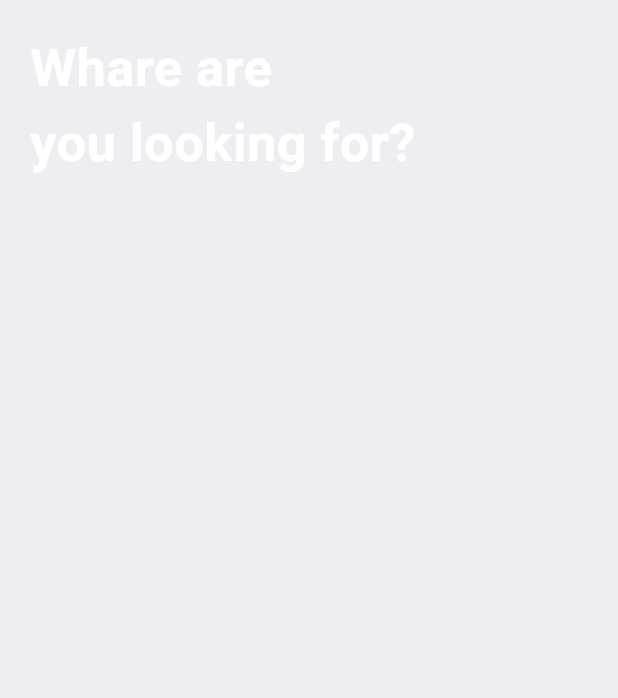
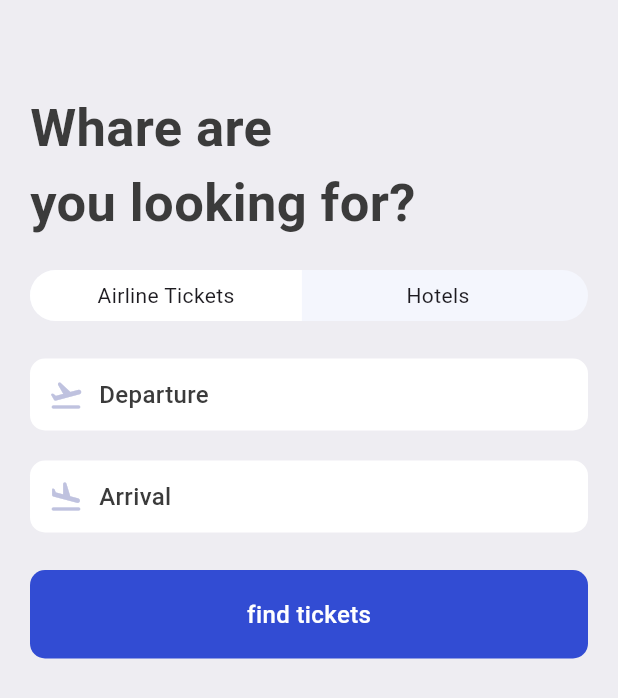
Before and after one commit to azrinurvani/Flutter-Ticket, a Flutter app: the SearchScreen screen opened directly, on a phone screen of 412 x 824 dp. Shown: the top 698 px of the screen. Run offline on Flutter 3.47's test engine with Material 3 defaults, Android fonts, the phone set to English and light mode, and no system bars; our stand-ins replace fluentui_icons.

Commit message:
UI Search Widget (AppTextIcon and FindTickets)

```diff
--- a/lib/base/res/styles/app_styles.dart
+++ b/lib/base/res/styles/app_styles.dart
@@ -9,6 +9,8 @@ class AppStyles {
   static Color ticketBlue = const Color(0xFF526799);
   static Color ticketOrange = const Color(0xFFF37B67);
   static Color kakiColor = const Color(0xFFd2bdb6);
+  static Color planeColor = const Color(0xFFBFC2DF);
+  static Color findTicketColor = const Color(0xD91130CE);
 
   static TextStyle textStyle = TextStyle(
     fontSize: 16,
--- a/lib/screens/search/search_screen.dart
+++ b/lib/screens/search/search_screen.dart
@@ -1,5 +1,8 @@
 import 'package:flutter/material.dart';
 import 'package:ticket_app/base/res/styles/app_styles.dart';
+import 'package:ticket_app/screens/search/widgets/app_text_icon.dart';
+import 'package:ticket_app/screens/search/widgets/app_ticket_tabs.dart';
+import 'package:ticket_app/screens/search/widgets/find_tickets.dart';
 
 class SearchScreen extends StatelessWidget {
   const SearchScreen({super.key});
@@ -14,13 +17,27 @@ class SearchScreen extends StatelessWidget {
           vertical: 20,
         ),
         children: [
+          SizedBox(height: 40),
           Text(
             "Whare are\nyou looking for?",
             style: AppStyles.headLineStyle1.copyWith(
-              color: Colors.white,
               fontSize: 35,
             ),
           ),
+          const SizedBox(height: 20),
+          const AppTicketTabs(),
+          const SizedBox(height: 25),
+          const AppTextIcon(
+            iconData: Icons.flight_takeoff_rounded,
+            text: "Departure",
+          ),
+          const SizedBox(height: 20),
+          const AppTextIcon(
+            iconData: Icons.flight_land_rounded,
+            text: "Arrival",
+          ),
+          const SizedBox(height: 25),
+          const FindTickets(),
         ],
       ),
     );
--- /dev/null
+++ b/lib/screens/search/widgets/app_text_icon.dart
@@ -0,0 +1,33 @@
+import 'package:flutter/material.dart';
+import 'package:ticket_app/base/res/styles/app_styles.dart';
+
+class AppTextIcon extends StatelessWidget {
+  final IconData iconData;
+  final String text;
+
+  const AppTextIcon({super.key, required this.iconData, required this.text});
+
+  @override
+  Widget build(BuildContext context) {
+    return Container(
+      padding: EdgeInsets.symmetric(
+        vertical: 12,
+        horizontal: 12,
+      ),
+      decoration: BoxDecoration(
+        borderRadius: BorderRadius.circular(10),
+        color: Colors.white,
+      ),
+      child: Row(
+        children: [
+          Icon(
+            iconData,
+            color: AppStyles.planeColor,
+          ),
+          const SizedBox(width: 10),
+          Text(text, style: AppStyles.textStyle)
+        ],
+      ),
+    );
+  }
+}
--- /dev/null
+++ b/lib/screens/search/widgets/app_ticket_tabs.dart
@@ -0,0 +1,64 @@
+import 'package:flutter/material.dart';
+
+class AppTicketTabs extends StatelessWidget {
+  const AppTicketTabs({super.key});
+
+  @override
+  Widget build(BuildContext context) {
+    final size = MediaQuery.of(context).size;
+    return Container(
+      decoration: BoxDecoration(
+        borderRadius: BorderRadius.circular(50),
+        color: Color(0xFFF4F6FD),
+      ),
+      child: Row(
+        children: [
+          AppTabs(
+            tabText: "Airline Tickets",
+          ),
+          AppTabs(
+            tabText: "Hotels",
+            tabBorder: true,
+            tabColor: true,
+          ),
+        ],
+      ),
+    );
+  }
+}
+
+class AppTabs extends StatelessWidget {
+  const AppTabs(
+      {super.key,
+      this.tabText = "",
+      this.tabBorder = false,
+      this.tabColor = false});
+
+  final String tabText;
+  final bool tabBorder;
+  final bool tabColor;
+
+  @override
+  Widget build(BuildContext context) {
+    final size = MediaQuery.of(context).size;
+    return Container(
+      padding: const EdgeInsets.symmetric(
+        vertical: 7,
+      ),
+      width: size.width * 0.44,
+      decoration: BoxDecoration(
+        color: tabColor == false ? Colors.white : Colors.transparent,
+        borderRadius: tabBorder == false
+            ? const BorderRadius.horizontal(
+                left: Radius.circular(50),
+              )
+            : const BorderRadius.horizontal(
+                right: Radius.circular(50),
+              ),
+      ),
+      child: Center(
+        child: Text(tabText),
+      ),
+    );
+  }
+}
--- /dev/null
+++ b/lib/screens/search/widgets/find_tickets.dart
@@ -0,0 +1,28 @@
+import 'package:flutter/material.dart';
+import 'package:ticket_app/base/res/styles/app_styles.dart';
+
+class FindTickets extends StatelessWidget {
+  const FindTickets({super.key});
+
+  @override
+  Widget build(BuildContext context) {
+    return Container(
+      padding: const EdgeInsets.symmetric(
+        vertical: 18,
+        horizontal: 18,
+      ),
+      decoration: BoxDecoration(
+        color: AppStyles.findTicketColor,
+        borderRadius: BorderRadius.circular(10),
+      ),
+      child: Center(
+        child: Text(
+          "find tickets",
+          style: AppStyles.textStyle.copyWith(
+            color: Colors.white,
+          ),
+        ),
+      ),
+    );
+  }
+}
```
